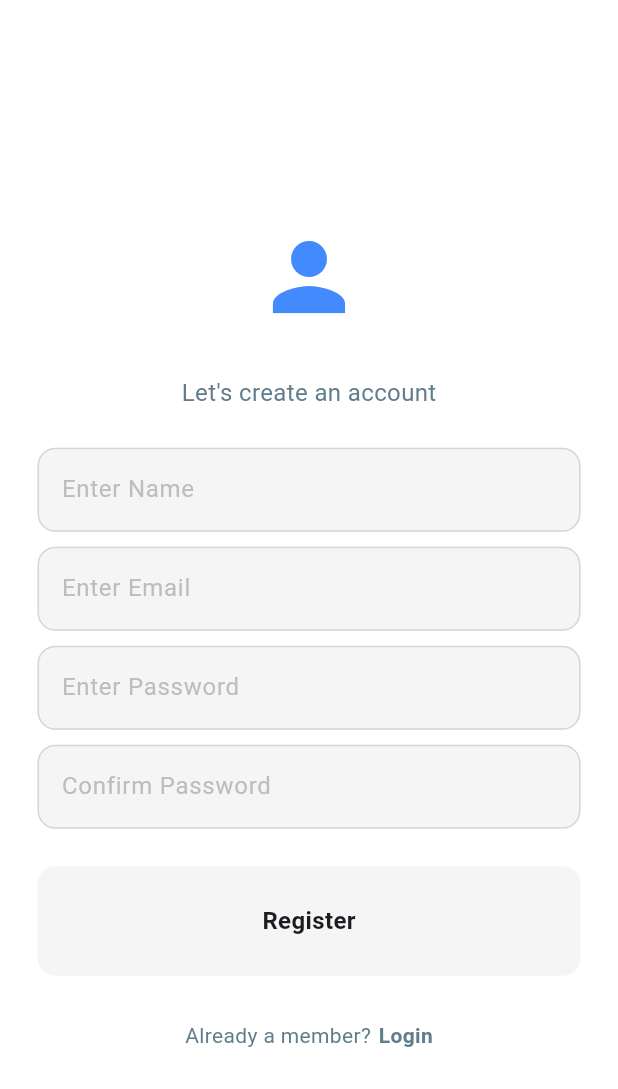
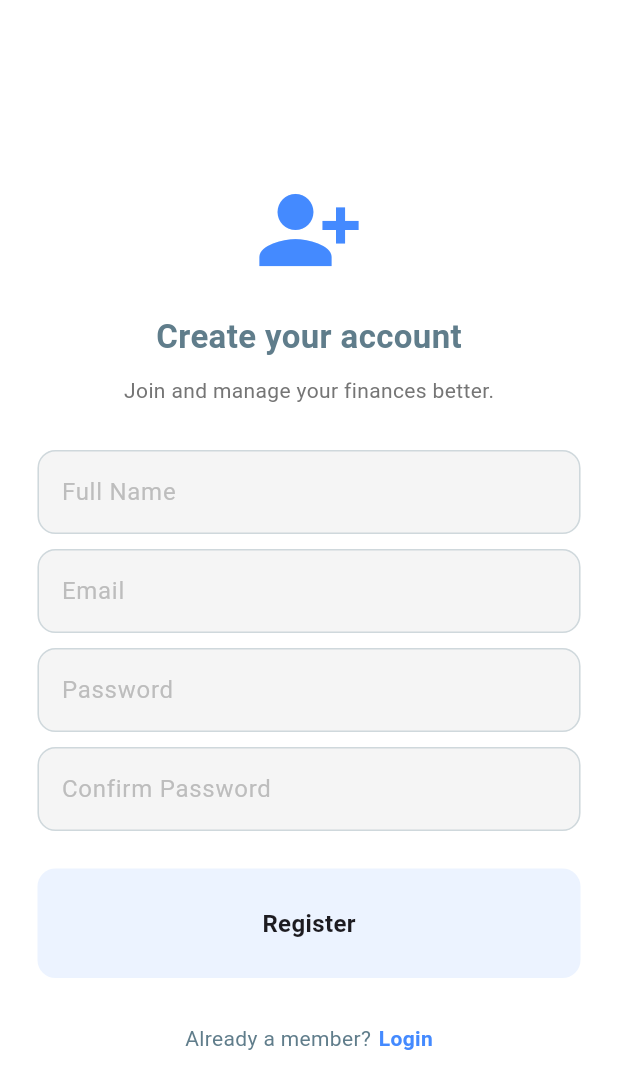
Before and after one commit to JustNap/Capstone_Kelompok4, a Flutter app: the screen it shows after launch, after a tap on "Register now", on a phone screen of 412 x 824 dp. Shown: the top 1089 px of the screen. Run offline on Flutter 3.47's test engine with Material 3 defaults, Android fonts, the phone set to English and light mode, and no system bars; our stand-ins replace cloud_firestore, firebase_auth, firebase_core, google_fonts; accounts and stored records are empty; network calls fail.

Commit message:
merapihkan tampilan login dan register

```diff
--- a/apk_pembukuan/lib/components/my_button.dart
+++ b/apk_pembukuan/lib/components/my_button.dart
@@ -9,10 +9,11 @@ Button
 class MyButton extends StatelessWidget {
   final String text;
   final void Function()? onTap;
+  final Color? color;
 
-  const MyButton({super.key, required this.text, required this.onTap});
+  const MyButton(
+      {super.key, required this.text, required this.onTap, this.color});
 
-  // Build UI
   @override
   Widget build(BuildContext context) {
     return GestureDetector(
@@ -20,13 +21,13 @@ class MyButton extends StatelessWidget {
       child: Container(
         padding: const EdgeInsets.all(25),
         decoration: BoxDecoration(
-          color: Colors.grey.shade100,
+          color: color ?? Colors.grey.shade100,
           borderRadius: BorderRadius.circular(12),
         ),
         child: Center(
           child: Text(
             text,
-            style: TextStyle(fontWeight: FontWeight.bold, fontSize: 16),
+            style: const TextStyle(fontWeight: FontWeight.bold, fontSize: 16),
           ),
         ),
       ),
--- a/apk_pembukuan/lib/pages/login_page.dart
+++ b/apk_pembukuan/lib/pages/login_page.dart
@@ -1,10 +1,10 @@
-import 'package:apk_pembukuan/components/my_button.dart';
 import 'package:apk_pembukuan/components/my_loading_circle.dart';
 import 'package:apk_pembukuan/components/text_field.dart';
 import 'package:apk_pembukuan/homepage/homepage.dart';
 import 'package:apk_pembukuan/services/auth/auth_service.dart';
 import 'package:apk_pembukuan/pages/reset_password_page.dart';
 import 'package:flutter/material.dart';
+import 'package:google_fonts/google_fonts.dart';
 
 class LoginPage extends StatefulWidget {
   final void Function()? onTap;
@@ -15,41 +15,39 @@ class LoginPage extends StatefulWidget {
 }
 
 class _LoginPageState extends State<LoginPage> {
-  // access auth service
   final _auth = AuthService();
-
-  // text controllers
   final TextEditingController emailController = TextEditingController();
   final TextEditingController pwController = TextEditingController();
 
-  // login method
   void login() async {
-    // show loading circle
     showLoadingCircle(context);
-
     try {
-      // trying to login
       await _auth.loginEmailPassword(
         emailController.text,
         pwController.text,
       );
-
-      // finished loading
       if (mounted) {
         hideLoadingCircle(context);
         Navigator.pushReplacement(
-            context, MaterialPageRoute(builder: (context) => Homepage()));
+            context, MaterialPageRoute(builder: (_) => const Homepage()));
       }
-      ;
     } catch (e) {
-      // Error handling
+      if (mounted) hideLoadingCircle(context);
+
       if (mounted) {
-        hideLoadingCircle(context);
-        showDialog(
-            context: context,
-            builder: (context) => AlertDialog(
-                  title: Text(e.toString()),
-                ));
+        ScaffoldMessenger.of(context).showSnackBar(
+          SnackBar(
+            content: Text(
+              e.toString().replaceAll("Exception:", "").trim(),
+              style: const TextStyle(color: Colors.white),
+            ),
+            backgroundColor: Colors.redAccent,
+            behavior: SnackBarBehavior.floating,
+            shape:
+                RoundedRectangleBorder(borderRadius: BorderRadius.circular(10)),
+            duration: const Duration(seconds: 3),
+          ),
+        );
       }
     }
   }
@@ -58,8 +56,6 @@ class _LoginPageState extends State<LoginPage> {
   Widget build(BuildContext context) {
     return Scaffold(
       backgroundColor: Colors.white,
-      resizeToAvoidBottomInset:
-          true, // penting agar body menyesuaikan saat keyboard muncul
       body: SafeArea(
         child: LayoutBuilder(
           builder: (context, constraints) {
@@ -78,27 +74,31 @@ class _LoginPageState extends State<LoginPage> {
                     child: Column(
                       mainAxisAlignment: MainAxisAlignment.center,
                       children: [
+                        const SizedBox(height: 50),
                         Icon(Icons.lock_open_rounded,
                             size: 72, color: Colors.blueAccent),
+                        const SizedBox(height: 20),
+                        Text(
+                          "Welcome Back!",
+                          style: GoogleFonts.poppins(
+                            fontSize: 20,
+                            color: Colors.blueGrey[800],
+                            fontWeight: FontWeight.w600,
+                          ),
+                        ),
                         const SizedBox(height: 30),
-                        Text(
-                          "Welcome back Bos!",
-                          style:
-                              TextStyle(color: Colors.blueGrey, fontSize: 16),
-                        ),
-                        const SizedBox(height: 25),
                         MyTextField(
                           controller: emailController,
                           hintText: "Enter Email",
                           obscureText: false,
                         ),
-                        const SizedBox(height: 10),
+                        const SizedBox(height: 12),
                         MyTextField(
                           controller: pwController,
                           hintText: "Enter Password",
                           obscureText: true,
                         ),
-                        const SizedBox(height: 10),
+                        const SizedBox(height: 8),
                         Align(
                           alignment: Alignment.centerRight,
                           child: GestureDetector(
@@ -106,35 +106,56 @@ class _LoginPageState extends State<LoginPage> {
                               Navigator.push(
                                 context,
                                 MaterialPageRoute(
-                                    builder: (context) =>
-                                        const ResetPasswordPage()),
+                                    builder: (_) => const ResetPasswordPage()),
                               );
                             },
                             child: Text(
                               "Forgot password?",
                               style: TextStyle(
-                                color: Colors.blueGrey.shade300,
-                                fontWeight: FontWeight.bold,
+                                color: Colors.blueGrey.shade400,
+                                fontWeight: FontWeight.w600,
                               ),
                             ),
                           ),
                         ),
                         const SizedBox(height: 25),
-                        MyButton(text: "Login", onTap: login),
-                        const SizedBox(height: 30),
+                        SizedBox(
+                          width: double.infinity,
+                          child: ElevatedButton(
+                            onPressed: login,
+                            style: ElevatedButton.styleFrom(
+                              backgroundColor: Colors.blueAccent,
+                              padding: const EdgeInsets.symmetric(
+                                  vertical: 18, horizontal: 20),
+                              shape: RoundedRectangleBorder(
+                                borderRadius: BorderRadius.circular(12),
+                              ),
+                            ),
+                            child: Text(
+                              "Login",
+                              style: GoogleFonts.poppins(
+                                fontSize: 16,
+                                fontWeight: FontWeight.bold,
+                                color: Colors.white,
+                              ),
+                            ),
+                          ),
+                        ),
+                        const SizedBox(height: 40),
                         Row(
                           mainAxisAlignment: MainAxisAlignment.center,
                           children: [
                             Text("Not a member?",
-                                style: TextStyle(color: Colors.blueGrey)),
-                            const SizedBox(width: 5),
+                                style: GoogleFonts.poppins(
+                                    color: Colors.blueGrey)),
+                            const SizedBox(width: 4),
                             GestureDetector(
                               onTap: widget.onTap,
                               child: Text(
                                 "Register now",
-                                style: TextStyle(
-                                  color: Colors.blueGrey,
+                                style: GoogleFonts.poppins(
                                   fontWeight: FontWeight.bold,
+                                  color: Colors.blueAccent,
                                 ),
                               ),
                             ),
--- a/apk_pembukuan/lib/pages/register_page.dart
+++ b/apk_pembukuan/lib/pages/register_page.dart
@@ -4,23 +4,6 @@ import 'package:apk_pembukuan/components/text_field.dart';
 import 'package:apk_pembukuan/services/auth/auth_service.dart';
 import 'package:apk_pembukuan/services/database/database_service.dart';
 import 'package:flutter/material.dart';
-
-/*
-
-REGISTER PAGE
-
-- nama
-- email
-- password
-- confirm password
-
-______________________________________
-
-Jika user berhasil membuat aku -> maka mereka akan ter-redirect ke halaman home page
-
-Jika user sudah memiliki akun, mereka dapat ke halaman login dari sini
-
-*/
 
 class RegisterPage extends StatefulWidget {
   final void Function()? onTap;
@@ -31,74 +14,58 @@ class RegisterPage extends StatefulWidget {
 }
 
 class _RegisterPageState extends State<RegisterPage> {
-  // access auth service
   final _auth = AuthService();
   final _db = DatabaseService();
 
-  // text controllers
   final TextEditingController nameController = TextEditingController();
   final TextEditingController emailController = TextEditingController();
   final TextEditingController pwController = TextEditingController();
   final TextEditingController confirmPwController = TextEditingController();
 
-  // register button tapped
   void register() async {
-    // password match -> create user
     if (pwController.text == confirmPwController.text) {
-      // show loading circle
       showLoadingCircle(context);
-      // attempt to register new user
       try {
-        //trying to register
         await _auth.registerEmailPassword(
             emailController.text, pwController.text);
-
-        // finished loading
         if (mounted) hideLoadingCircle(context);
-
-        // once registered, create and save user profile in database
         await _db.saveUserInfoInFirebase(
           name: nameController.text,
           email: emailController.text,
         );
-      }
-
-      // catch any errors
-      catch (e) {
-        // finshed loading
+      } catch (e) {
         if (mounted) hideLoadingCircle(context);
 
-        // let user know of the error
         if (mounted) {
-          showDialog(
-            context: context,
-            builder: (context) => AlertDialog(
-              title: Text(e.toString()),
+          ScaffoldMessenger.of(context).showSnackBar(
+            SnackBar(
+              content: Text(
+                e.toString().replaceAll("Exception:", "").trim(),
+                style: const TextStyle(color: Colors.white),
+              ),
+              backgroundColor: Colors.redAccent,
+              behavior: SnackBarBehavior.floating,
+              shape: RoundedRectangleBorder(
+                  borderRadius: BorderRadius.circular(10)),
+              duration: const Duration(seconds: 3),
             ),
           );
         }
       }
-    }
-
-    // password don't match -> show error
-    else {
+    } else {
       showDialog(
         context: context,
-        builder: (context) => AlertDialog(
+        builder: (context) => const AlertDialog(
           title: Text("Passwords don't match!"),
         ),
       );
     }
   }
 
-  // Build UI
   @override
   Widget build(BuildContext context) {
-    // Scaffold
     return Scaffold(
       backgroundColor: Colors.white,
-
-      // Body
       body: SafeArea(
         child: LayoutBuilder(
           builder: (context, constraints) {
@@ -117,61 +84,86 @@ class _RegisterPageState extends State<RegisterPage> {
                     child: Column(
                       mainAxisAlignment: MainAxisAlignment.center,
                       children: [
-                        const SizedBox(height: 50),
-                        Icon(Icons.person, size: 72, color: Colors.blueAccent),
-                        const SizedBox(height: 30),
-                        Text(
-                          "Let's create an account",
+                        const SizedBox(height: 40),
+                        const Icon(Icons.person_add_alt_1,
+                            size: 72, color: Colors.blueAccent),
+                        const SizedBox(height: 20),
+                        const Text(
+                          "Create your account",
                           style: TextStyle(
+                            fontSize: 22,
+                            fontWeight: FontWeight.bold,
                             color: Colors.blueGrey,
-                            fontSize: 16,
                           ),
                         ),
-                        const SizedBox(height: 25),
+                        const SizedBox(height: 10),
+                        Text(
+                          "Join and manage your finances better.",
+                          style:
+                              TextStyle(fontSize: 14, color: Colors.grey[600]),
+                        ),
+                        const SizedBox(height: 30),
+
+                        // Name
                         MyTextField(
                           controller: nameController,
-                          hintText: "Enter Name",
+                          hintText: "Full Name",
                           obscureText: false,
                         ),
                         const SizedBox(height: 10),
+
+                        // Email
                         MyTextField(
                           controller: emailController,
-                          hintText: "Enter Email",
+                          hintText: "Email",
                           obscureText: false,
                         ),
                         const SizedBox(height: 10),
+
+                        // Password
                         MyTextField(
                           controller: pwController,
-                          hintText: "Enter Password",
+                          hintText: "Password",
                           obscureText: true,
                         ),
                         const SizedBox(height: 10),
+
+                        // Confirm Password
                         MyTextField(
                           controller: confirmPwController,
                           hintText: "Confirm Password",
                           obscureText: true,
                         ),
                         const SizedBox(height: 25),
-                        MyButton(text: "Register", onTap: register),
+
+                        // Register Button
+                        MyButton(
+                          text: "Register",
+                          onTap: register,
+                          color: Colors.blueAccent.withOpacity(0.1),
+                        ),
                         const SizedBox(height: 30),
+
+                        // Already a member
                         Row(
                           mainAxisAlignment: MainAxisAlignment.center,
                           children: [
-                            Text("Already a member?",
+                            const Text("Already a member?",
                                 style: TextStyle(color: Colors.blueGrey)),
                             const SizedBox(width: 5),
                             GestureDetector(
                               onTap: widget.onTap,
-                              child: Text(
+                              child: const Text(
                                 "Login",
                                 style: TextStyle(
-                                  color: Colors.blueGrey,
+                                  color: Colors.blueAccent,
                                   fontWeight: FontWeight.bold,
                                 ),
                               ),
                             ),
                           ],
                         ),
+                        const SizedBox(height: 20),
                       ],
                     ),
                   ),
--- a/apk_pembukuan/pubspec.yaml
+++ b/apk_pembukuan/pubspec.yaml
@@ -2,7 +2,7 @@ name: apk_pembukuan
 description: "A new Flutter project."
 # The following line prevents the package from being accidentally published to
 # pub.dev using `flutter pub publish`. This is preferred for private packages.
-publish_to: 'none' # Remove this line if you wish to publish to pub.dev
+publish_to: "none" # Remove this line if you wish to publish to pub.dev
 
 # The following defines the version and build number for your application.
 # A version number is three numbers separated by dots, like 1.2.43
@@ -31,13 +31,13 @@ dependencies:
   flutter:
     sdk: flutter
 
-
   # The following adds the Cupertino Icons font to your application.
   # Use with the CupertinoIcons class for iOS style icons.
   cupertino_icons: ^1.0.8
   firebase_core: ^3.13.0
   firebase_auth: ^5.5.2
   cloud_firestore: ^5.6.6
+  google_fonts: ^6.1.0
 
 dev_dependencies:
   flutter_test:
@@ -55,7 +55,6 @@ dev_dependencies:
 
 # The following section is specific to Flutter packages.
 flutter:
-
   # The following line ensures that the Material Icons font is
   # included with your application, so that you can use the icons in
   # the material Icons class.
```
Also changed, not shown: apk_pembukuan/pubspec.lock, 3 other files.
